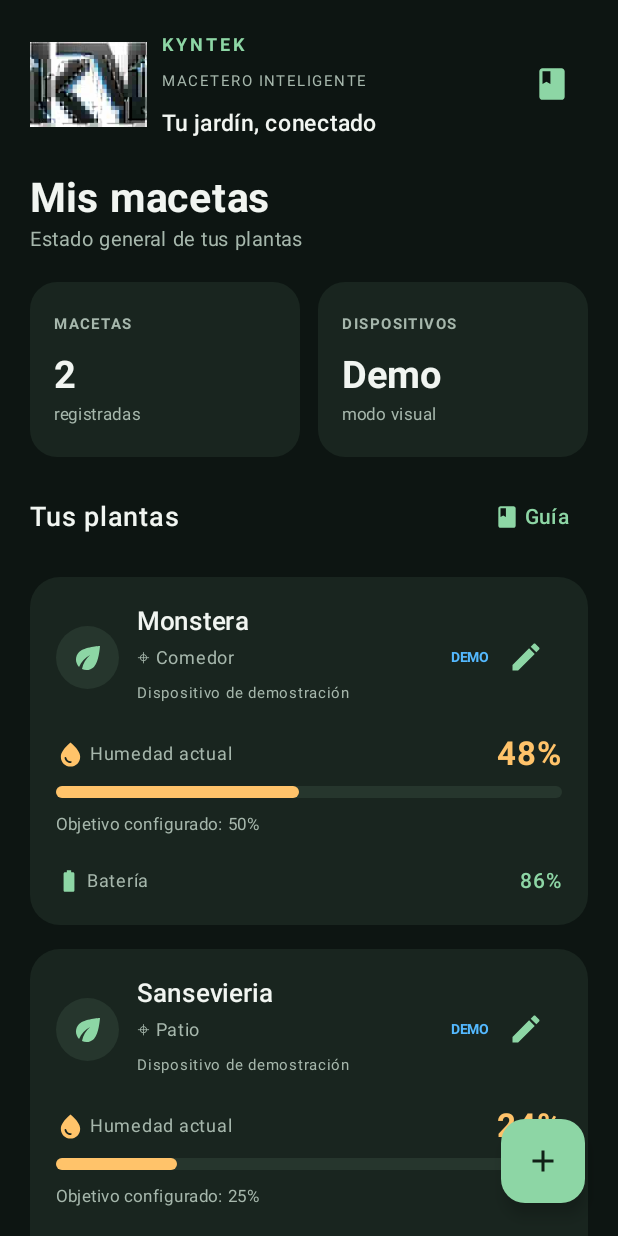
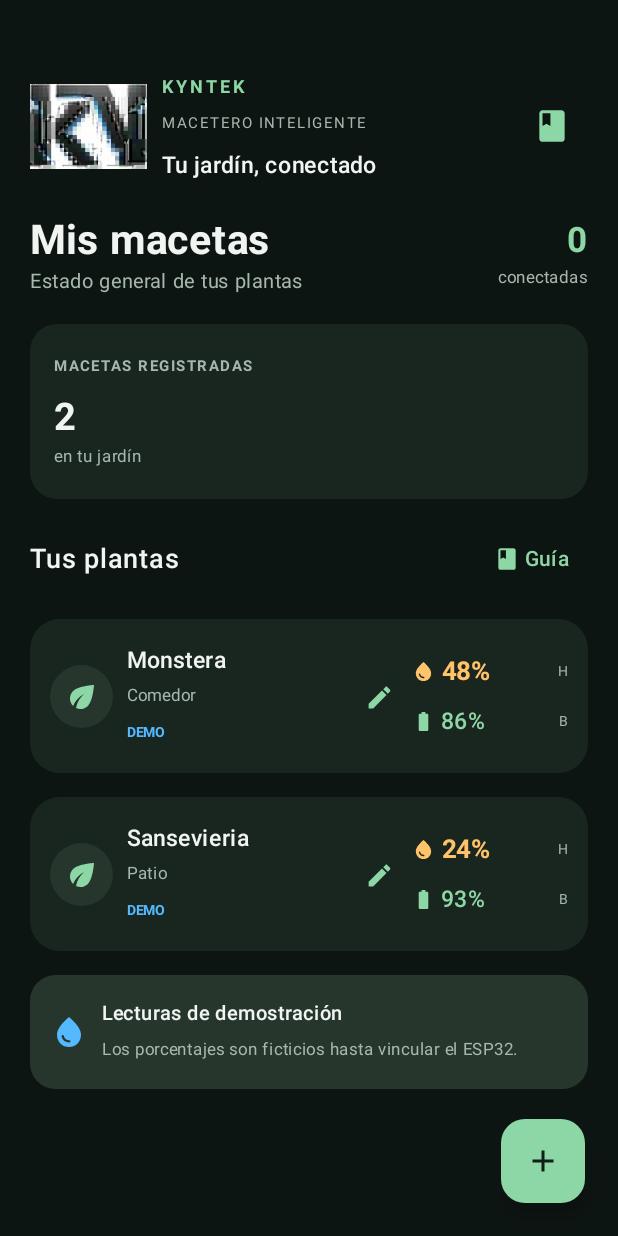
Before and after one commit to frondesignk-oss/Kyntek-Macetero, an Android app built with Jetpack Compose: the screen it shows after launch (MainActivity), on a phone screen of 412 x 824 dp. Run offline under Robolectric (Android 15) with nearby library versions, the phone set to English and light mode, and no system bars.

Commit message:
Reordenar tarjetas de macetas y cabecera

```diff
--- a/app/src/main/java/com/aplifans/smartpot/MainActivity.kt
+++ b/app/src/main/java/com/aplifans/smartpot/MainActivity.kt
@@ -88,7 +88,7 @@ private fun KyntekApp() {
                 verticalArrangement = Arrangement.spacedBy(16.dp)
             ) {
                 item {
-                    Spacer(Modifier.height(18.dp))
+                    Spacer(Modifier.height(46.dp))
                     Row(Modifier.fillMaxWidth(), verticalAlignment = Alignment.CenterVertically) {
                         // Se conserva la proporción original del logo y se reduce su tamaño.
                         Image(
@@ -108,14 +108,19 @@ private fun KyntekApp() {
                         }
                     }
                     Spacer(Modifier.height(22.dp))
+                    Row(verticalAlignment = Alignment.CenterVertically) {
+                        Column(Modifier.weight(1f)) {
                             Text("Mis macetas", fontSize = 27.sp, fontWeight = FontWeight.Bold)
                             Text("Estado general de tus plantas", color = Muted, fontSize = 13.sp)
                         }
+                        Column(horizontalAlignment = Alignment.End) {
+                            Text("0", color = Green, fontSize = 23.sp, fontWeight = FontWeight.Bold)
+                            Text("conectadas", color = Muted, fontSize = 11.sp)
+                        }
+                    }
+                }
                 item {
-                    Row(horizontalArrangement = Arrangement.spacedBy(12.dp)) {
-                        SummaryCard("MACETAS", pots.size.toString(), "registradas", Modifier.weight(1f))
-                        SummaryCard("DISPOSITIVOS", "Demo", "modo visual", Modifier.weight(1f))
-                    }
+                    SummaryCard("MACETAS REGISTRADAS", pots.size.toString(), "en tu jardín", Modifier.fillMaxWidth())
                 }
                 item {
                     Row(verticalAlignment = Alignment.CenterVertically) {
@@ -269,45 +274,39 @@ private fun SummaryCard(title: String, value: String, detail: String, modifier:
 
 @Composable
 private fun PotCard(pot: Pot, onEdit: () -> Unit) {
-    val color = when {
+    val humidityColor = when {
         pot.humidity < pot.targetHumidity -> Color(0xFFFFC36A)
         pot.humidity > 80 -> Blue
         else -> Green
     }
     Card(colors = CardDefaults.cardColors(containerColor = Panel), shape = RoundedCornerShape(20.dp), modifier = Modifier.fillMaxWidth()) {
-        Column(Modifier.padding(17.dp)) {
-            Row(verticalAlignment = Alignment.CenterVertically) {
+        Row(Modifier.fillMaxWidth().padding(horizontal = 13.dp, vertical = 15.dp), verticalAlignment = Alignment.CenterVertically) {
             Box(Modifier.size(42.dp).background(PanelSoft, CircleShape), contentAlignment = Alignment.Center) {
                 Icon(Icons.Default.Eco, null, tint = Green)
             }
-                Column(Modifier.weight(1f).padding(start = 12.dp)) {
-                    Text(pot.name, fontSize = 17.sp, fontWeight = FontWeight.SemiBold)
-                    Text("⌖ ${pot.location}", color = Muted, fontSize = 12.sp)
-                    Text("Dispositivo de demostración", color = Muted, fontSize = 10.sp)
+            Column(Modifier.weight(1f).padding(start = 9.dp), verticalArrangement = Arrangement.Center) {
+                Text(pot.name, fontSize = 15.sp, fontWeight = FontWeight.SemiBold, maxLines = 1)
+                Text(pot.location, color = Muted, fontSize = 11.sp, maxLines = 1)
+                Text("DEMO", color = Blue, fontSize = 9.sp, fontWeight = FontWeight.Bold)
             }
-                Text("DEMO", color = Blue, fontSize = 9.sp, fontWeight = FontWeight.Bold)
-                IconButton(onClick = onEdit) {
-                    Icon(Icons.Default.Edit, contentDescription = "Editar maceta", tint = Green)
+            IconButton(onClick = onEdit, modifier = Modifier.size(34.dp)) {
+                Icon(Icons.Default.Edit, contentDescription = "Editar maceta", tint = Green, modifier = Modifier.size(19.dp))
             }
+            Spacer(Modifier.width(5.dp))
+            Column(Modifier.width(104.dp), verticalArrangement = Arrangement.spacedBy(9.dp)) {
+                Row(verticalAlignment = Alignment.CenterVertically) {
+                    Icon(Icons.Default.WaterDrop, null, tint = humidityColor, modifier = Modifier.size(15.dp))
+                    Text(" ${pot.humidity}%", color = humidityColor, fontSize = 17.sp, fontWeight = FontWeight.Bold)
+                    Spacer(Modifier.weight(1f))
+                    Text("H", color = Muted, fontSize = 9.sp)
                 }
-            Spacer(Modifier.height(15.dp))
                 Row(verticalAlignment = Alignment.CenterVertically) {
-                Icon(Icons.Default.WaterDrop, null, tint = color, modifier = Modifier.size(19.dp))
-                Text(" Humedad actual", color = Muted, fontSize = 12.sp, modifier = Modifier.weight(1f))
-                Text("${pot.humidity}%", color = color, fontSize = 22.sp, fontWeight = FontWeight.Bold)
-            }
-            Spacer(Modifier.height(8.dp))
-            Box(Modifier.fillMaxWidth().height(8.dp).background(PanelSoft, CircleShape)) {
-                Box(Modifier.fillMaxWidth(pot.humidity.coerceIn(0, 100) / 100f).height(8.dp).background(color, CircleShape))
-            }
-            Spacer(Modifier.height(6.dp))
-            Text("Objetivo configurado: ${pot.targetHumidity}%", color = Muted, fontSize = 11.sp)
-            Spacer(Modifier.height(13.dp))
-            Row(verticalAlignment = Alignment.CenterVertically) {
-                Icon(Icons.Default.BatteryFull, null, tint = Green, modifier = Modifier.size(17.dp))
-                Text(" Batería", color = Muted, fontSize = 12.sp, modifier = Modifier.weight(1f))
-                Text("${pot.battery}%", color = Green, fontWeight = FontWeight.SemiBold, fontSize = 14.sp)
+                    Icon(Icons.Default.BatteryFull, null, tint = Green, modifier = Modifier.size(15.dp))
+                    Text(" ${pot.battery}%", color = Green, fontSize = 15.sp, fontWeight = FontWeight.SemiBold)
+                    Spacer(Modifier.weight(1f))
+                    Text("B", color = Muted, fontSize = 9.sp)
                 }
             }
         }
     }
+}
```
Lines whose indentation alone changed are shown as unchanged.
